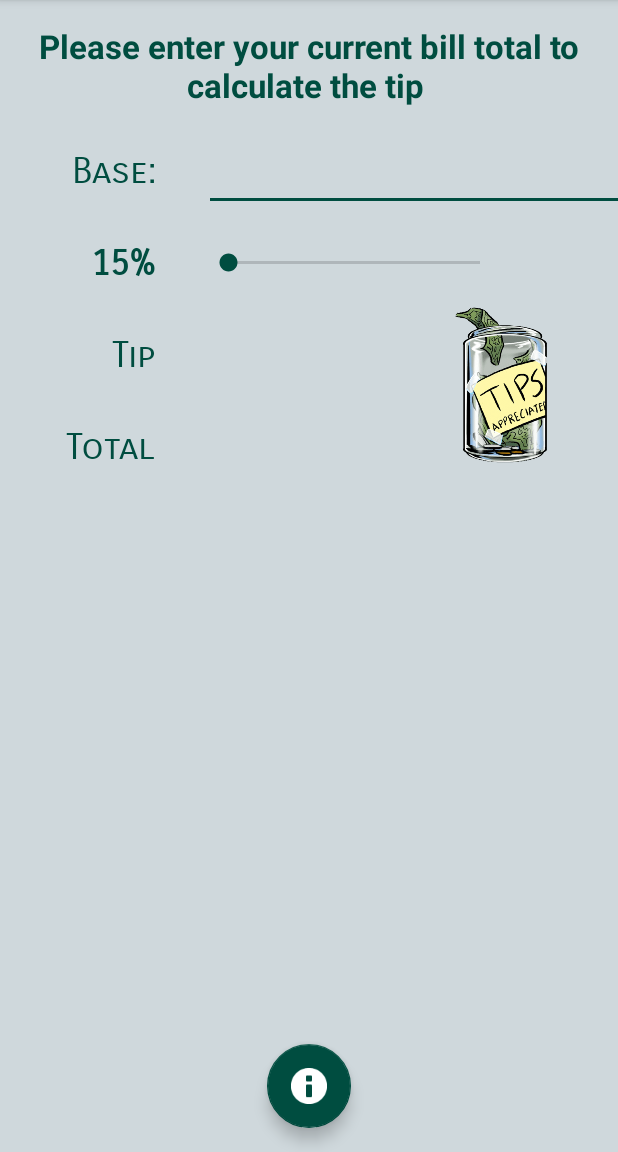
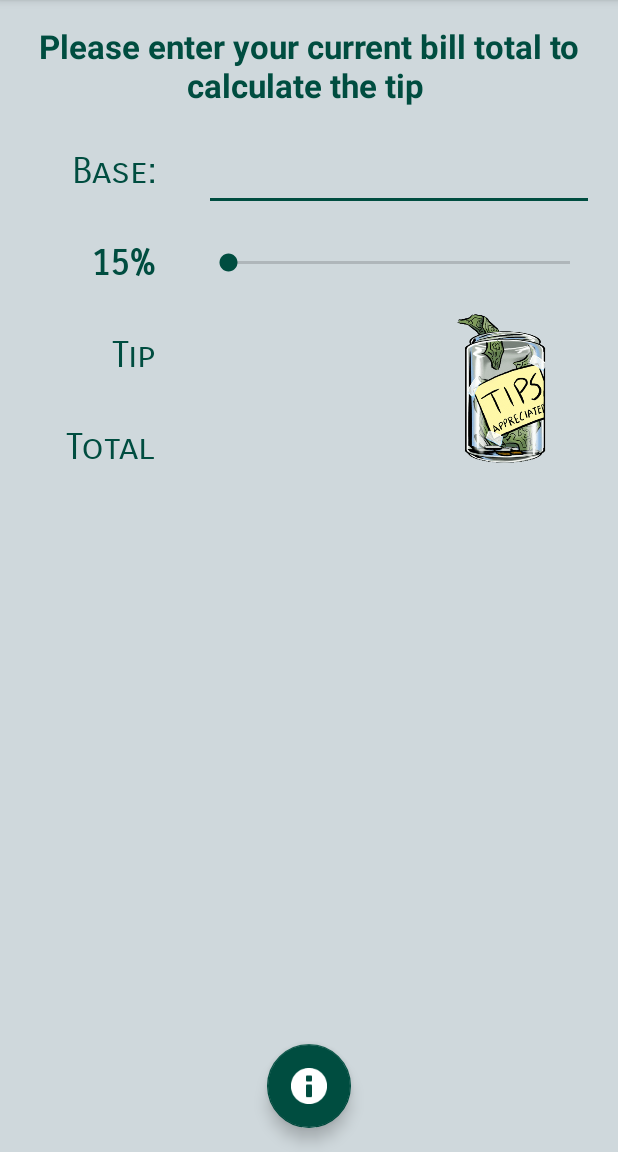
Before and after one commit to scroitoru/Tip_Calculator, an Android app: the screen it shows after launch (MainActivity), on a phone screen of 412 x 824 dp, the part 84-1236 px from its top. Run offline under Robolectric (Android 15) with nearby library versions, the phone set to English and light mode, and no system bars; Roboto replaces fonts that are not available here.

Commit message:
Updated layout; added number formatting

```diff
--- a/app/src/main/java/com/scandroid/tipcalculator/activities/MainActivity.java
+++ b/app/src/main/java/com/scandroid/tipcalculator/activities/MainActivity.java
@@ -17,6 +17,8 @@ import android.widget.TextView;
 import com.google.android.material.floatingactionbutton.FloatingActionButton;
 import com.google.android.material.snackbar.Snackbar;
 import com.scandroid.tipcalculator.R;
+
+import java.util.Locale;
 
 import static com.scandroid.tipcalculator.lib.Utils.showInfoDialog;
 
@@ -100,9 +102,8 @@ public class MainActivity extends AppCompatActivity {
             int percent = sbTipPercent.getProgress();
             double tip = amount * percent / 100.0;
             double total = amount + tip;
-            tvTip.setText(String.valueOf(tip));
-            tvTotal.setText(String.valueOf(total));
-
+            tvTip.setText(String.format(Locale.getDefault(), "$%.2f", tip));
+            tvTotal.setText(String.format(Locale.getDefault(), "$%.2f", total));
         }
     }
 
@@ -152,6 +153,6 @@ public class MainActivity extends AppCompatActivity {
     private void showAbout() {
         dismissSnackBarIfShown();
         showInfoDialog(MainActivity.this, "About Tip Calculator",
-                "A quick way to calculate your tip!" + "/nEnjoy!");
+                "A quick way to calculate your tip!\nEnjoy!");
     }
 }
--- a/app/src/main/res/layout/content_main.xml
+++ b/app/src/main/res/layout/content_main.xml
@@ -85,25 +85,31 @@
 
     <EditText
         android:id="@+id/et_base"
-        android:layout_width="wrap_content"
+        android:layout_width="0dp"
         android:layout_height="wrap_content"
         android:layout_marginStart="32dp"
         android:layout_marginLeft="32dp"
         android:layout_marginTop="16dp"
-        android:ems="10"
+        android:layout_marginEnd="16dp"
+        android:layout_marginRight="16dp"
+        android:ems="8"
         android:inputType="numberDecimal"
         android:textSize="24sp"
+        app:layout_constraintEnd_toEndOf="parent"
         app:layout_constraintStart_toEndOf="@+id/tvBaseLabel"
         app:layout_constraintTop_toBottomOf="@+id/tv_top_enter" />
 
     <SeekBar
         android:id="@+id/sb_tip_percent"
-        android:layout_width="200dp"
-        android:layout_height="20dp"
+        android:layout_width="0dp"
+        android:layout_height="0dp"
         android:layout_marginStart="32dp"
         android:layout_marginLeft="32dp"
+        android:layout_marginEnd="16dp"
+        android:layout_marginRight="16dp"
         android:max="30"
         app:layout_constraintBottom_toBottomOf="@id/tv_percent"
+        app:layout_constraintEnd_toEndOf="parent"
         app:layout_constraintStart_toEndOf="@+id/tv_percent"
         app:layout_constraintTop_toTopOf="@id/tv_percent" />
 
@@ -116,7 +122,6 @@
         android:textSize="24sp"
         app:layout_constraintBaseline_toBaselineOf="@id/tvTipLabel"
         app:layout_constraintStart_toEndOf="@+id/tvTipLabel"
-        tools:layout_editor_absoluteY="168dp"
         tools:text="3.75" />
 
     <TextView
```
